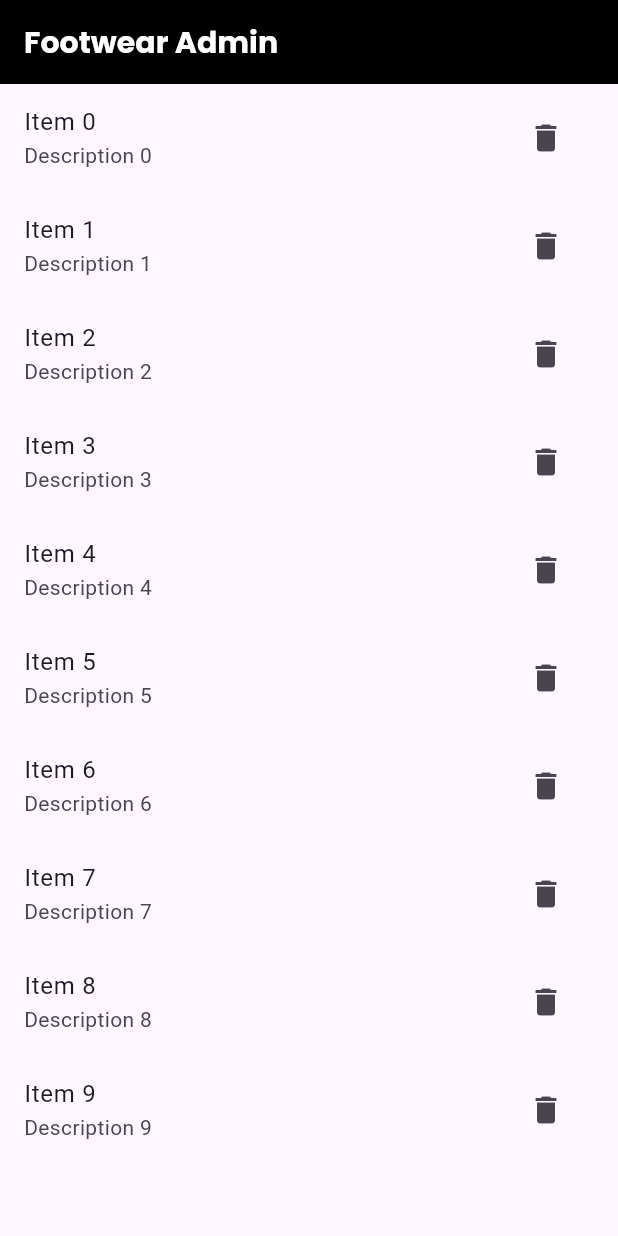
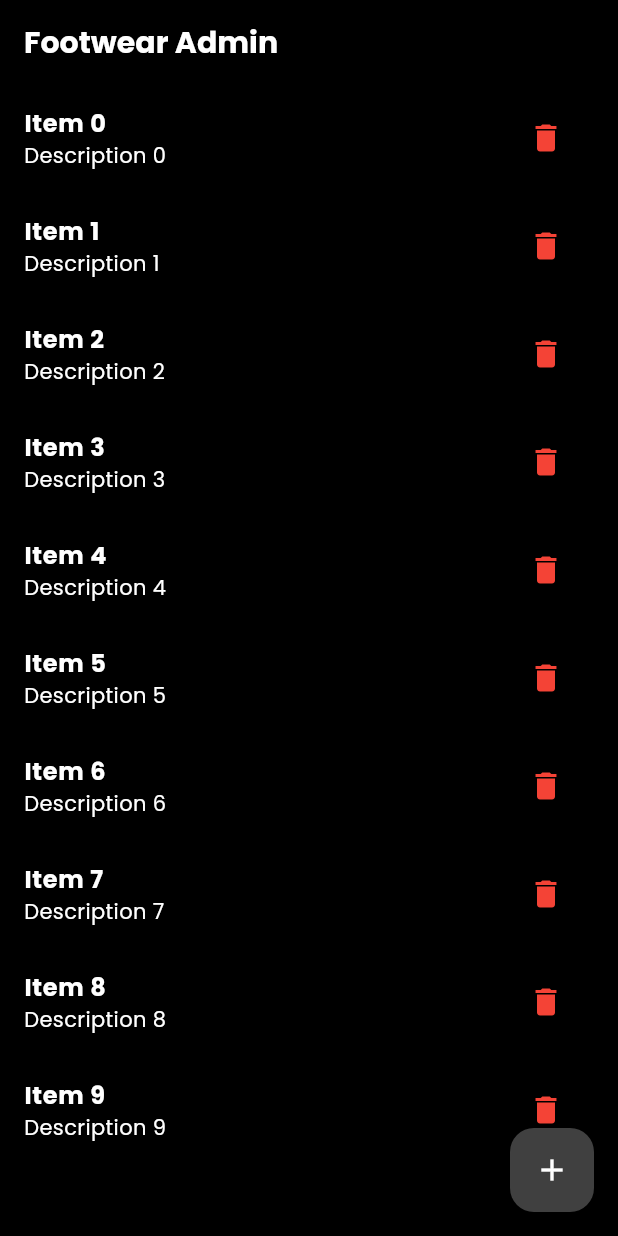
Before and after one commit to Akshat-sGit/e_commerce_flutter, a Flutter app: the screen it shows after launch, on a phone screen of 412 x 824 dp. Run offline on Flutter 3.47's test engine with Material 3 defaults, Android fonts, the phone set to English and light mode, and no system bars; our stand-ins replace firebase_core, get, google_fonts; accounts and stored records are empty.

```diff
--- a/lib/main.dart
+++ b/lib/main.dart
@@ -1,7 +1,7 @@
 import 'package:firebase_core/firebase_core.dart';
 import 'package:flutter/material.dart';
 import 'package:e_commerce_flutter/screens/home_screen.dart';
-
+import 'package:get/get.dart';
 import 'firebase_options.dart';
 
 void main() async {
@@ -18,10 +18,9 @@ class MyApp extends StatelessWidget {
   // This widget is the root of your application.
   @override
   Widget build(BuildContext context) {
-    return MaterialApp(
+    return GetMaterialApp(
       title: 'E Commerce ',
       theme: ThemeData(
-        colorScheme: ColorScheme.fromSeed(seedColor: Colors.deepPurple),
         useMaterial3: true,
       ),
       home: const HomePage(),
--- a/lib/screens/home_screen.dart
+++ b/lib/screens/home_screen.dart
@@ -1,6 +1,7 @@
+import 'package:e_commerce_flutter/screens/add_product_page.dart';
 import 'package:flutter/material.dart';
+import 'package:get/get.dart';
 import 'package:google_fonts/google_fonts.dart';
-// import 'package:path_provider/path_provider.dart';
 
 class HomePage extends StatelessWidget {
   const HomePage({super.key});
@@ -8,6 +9,7 @@ class HomePage extends StatelessWidget {
   @override
   Widget build(BuildContext context) {
     return Scaffold(
+        backgroundColor: Colors.black,
         appBar: AppBar(
           backgroundColor: Colors.black,
           title: Text(
@@ -23,10 +25,21 @@ class HomePage extends StatelessWidget {
           itemCount: 10,
           itemBuilder: (BuildContext context, int index) {
             return ListTile(
-            title: Text("Item $index"),
-            subtitle: Text("Description $index"),
+              title: Text(
+                "Item $index",
+                style: GoogleFonts.poppins(
+                    color: Colors.white, fontWeight: FontWeight.w700),
+              ),
+              subtitle: Text(
+                "Description $index",
+                style: GoogleFonts.poppins(
+                    color: Colors.white, fontWeight: FontWeight.w400),
+              ),
               trailing: IconButton(
-              icon: const Icon(Icons.delete),
+                icon: const Icon(
+                  Icons.delete,
+                  color: Colors.red,
+                ),
                 onPressed: () {
                   print('delete');
                 },
@@ -34,6 +47,20 @@ class HomePage extends StatelessWidget {
             );
           },
         ),
-    );
+        floatingActionButton: FloatingActionButton(
+          // set border to white
+          // shape: RoundedRectangleBorder(
+          //   borderRadius: BorderRadius.circular(15),
+          //   side: const BorderSide(color: Colors.white),
+          // ),
+          backgroundColor: Colors.white.withOpacity(0.25),
+          onPressed: () {
+            Get.to(const AddProductPage());
+          },
+          child: const Icon(
+            Icons.add,
+            color: Colors.white,
+          ),
+        ));
   }
 }
```
Also changed, not shown: lib/screens/add_product_page.dart (added, +86 -0 lines), 3 other files. Lines whose indentation alone changed are shown as unchanged.
